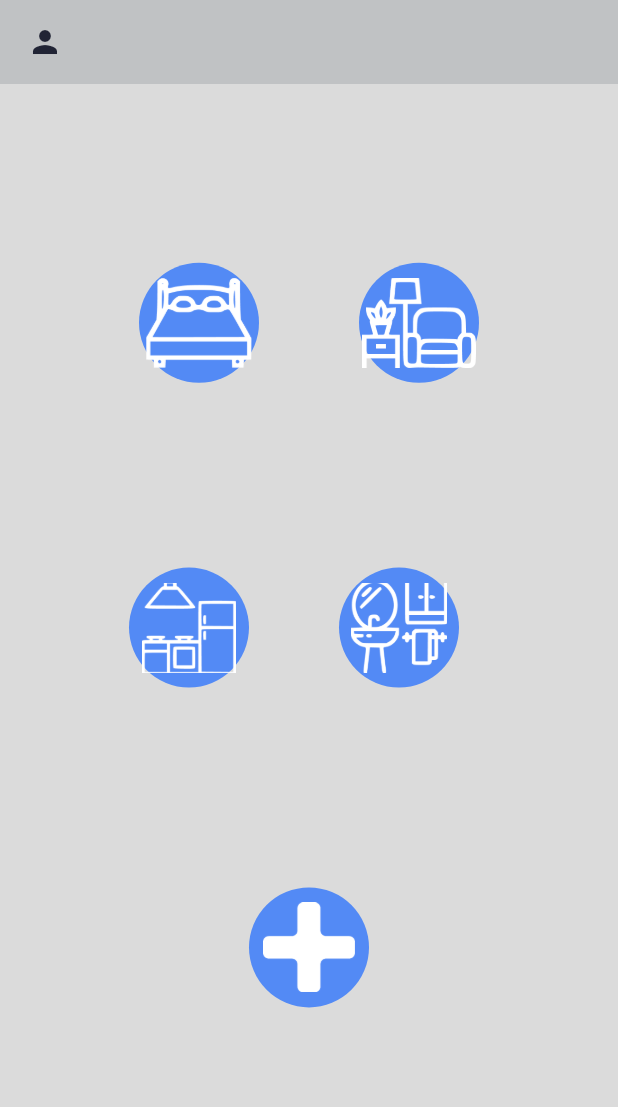
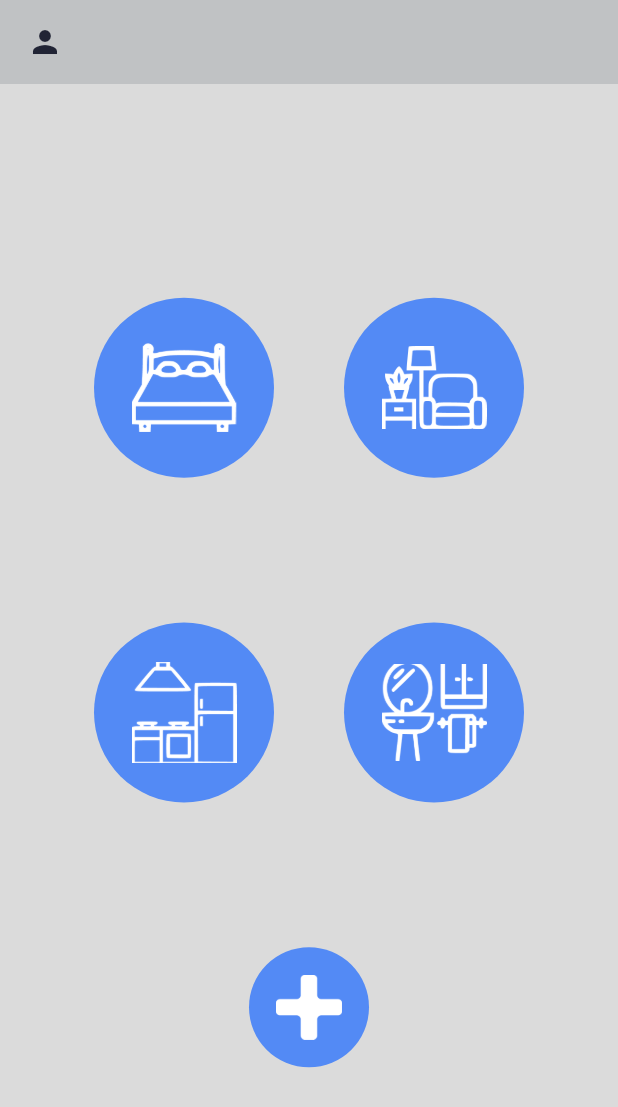
Before and after one commit to Sara-Mirian-Santos/SmartHouse, a Flutter app: the home screen opened directly, on a phone screen of 412 x 824 dp. Shown: the top 1107 px of the screen. Run offline on Flutter 3.47's test engine with Material 3 defaults, Android fonts, the phone set to English and light mode, and no system bars; our stand-ins replace cloud_firestore, firebase_core; accounts and stored records are empty.

Commit message:
Update Home.dart
Navegação das telas prontas

```diff
--- a/smart_house/smart_house/lib/Home.dart
+++ b/smart_house/smart_house/lib/Home.dart
@@ -1,6 +1,11 @@
 ///File download from FlutterViz- Drag and drop a tools. For more details visit https://flutterviz.io/
 
 import 'package:flutter/material.dart';
+import 'package:smart_house/quarto.dart';
+import 'package:smart_house/sala.dart';
+
+import 'banheiro.dart';
+import 'cozinha.dart';
 
 class home extends StatefulWidget {
   const home({super.key});
@@ -39,63 +44,54 @@ class _homeState extends State<home> {
             Padding(
               padding: EdgeInsets.fromLTRB(0, 30, 0, 0),
               child:
-                  Container(
-                    margin: EdgeInsets.all(0),
-                    padding: EdgeInsets.all(0),
-                    width: 300,
-                    height: 100,
-                    decoration: BoxDecoration(
-                      color: Color(0x00ffffff),
-                      shape: BoxShape.rectangle,
-                      borderRadius: BorderRadius.zero,
-                    ),
-                    child: Row(
+                    Row(
                       mainAxisAlignment: MainAxisAlignment.spaceEvenly,
                       crossAxisAlignment: CrossAxisAlignment.center,
                       mainAxisSize: MainAxisSize.max,
                       children: [
-                        Padding(
-                          padding: EdgeInsets.symmetric(
-                              vertical: 10, horizontal: 20),
-                          child:
                             Container(
-                              width: 100,
-                              height: 100,
+                              width: 120,
+                              height: 120,
                               decoration: new BoxDecoration(
                                 color: Color.fromRGBO(83, 138, 245, 100),
                                 shape: BoxShape.circle,
                               ),
                               child: Padding(padding: EdgeInsets.all(10),
-                              child:ImageIcon(
-                                      AssetImage("images/quarto.png"),
-                                      size: 90,
-                                      color: Color(0xffffffff),
+                                child: IconButton(
+                                  icon: ImageIcon(AssetImage("images/quarto.png")),
+                                  iconSize: 70,
+                                  color: Colors.white,
+                                  onPressed: () {
+                                    Navigator.push(
+                                        context,
+                                        MaterialPageRoute(
+                                            builder: (context) => quarto()));
+                                  },
                                   ),
                               ),
                         ),
-
-                        ),
-                        Padding(
-                          padding: EdgeInsets.symmetric(
-                              vertical: 10, horizontal: 20),
-                          child:Container(
-                            width: 100,
-                            height: 100,
+                          Container(
+                            width: 120,
+                            height: 120,
                             decoration: new BoxDecoration(
                               color: Color.fromRGBO(83, 138, 245, 100),
                               shape: BoxShape.circle,
                             ),
                             child: Padding(padding: EdgeInsets.all(10),
-                            child: ImageIcon(
-                            AssetImage("images/sala.png"),
-                            size: 90,
-                            color: Color(0xffffffff),
-                          ),
+                              child: IconButton(
+                                icon: ImageIcon(AssetImage("images/sala.png")),
+                                iconSize: 70,
+                                color: Colors.white,
+                                onPressed: () {
+                                  Navigator.push(
+                                      context,
+                                      MaterialPageRoute(
+                                          builder: (context) => sala()));
+                                },
                               ),
                             ),
                         ),
                       ],
-                    ),
                     ),
                   ),
             Row(
@@ -104,119 +100,72 @@ class _homeState extends State<home> {
               mainAxisSize: MainAxisSize.max,
               children: [
                 Container(
-                  margin: EdgeInsets.fromLTRB(0, 40, 0, 0),
-                  padding: EdgeInsets.all(0),
-                  width: 300,
-                  height: 100,
-                  decoration: BoxDecoration(
-                    color: Color(0x00ffffff),
-                    shape: BoxShape.rectangle,
-                    borderRadius: BorderRadius.zero,
-                  ),
-                  child: Row(
-                    mainAxisAlignment: MainAxisAlignment.start,
-                    crossAxisAlignment: CrossAxisAlignment.center,
-                    mainAxisSize: MainAxisSize.max,
-                    children: [
-                      Padding(
-                        padding:
-                            EdgeInsets.symmetric(vertical: 10, horizontal: 20),
-                        child:Container(
-                        width: 100,
-                        height: 100,
+                  width: 120,
+                  height: 120,
                   decoration: new BoxDecoration(
                     color: Color.fromRGBO(83, 138, 245, 100),
                     shape: BoxShape.circle,
                   ),
                   child: Padding(padding: EdgeInsets.all(10),
-                          child:ImageIcon(
-                          AssetImage("images/cozinha.png"),
-                          size: 90,
-                          color: Color(0xffffffff),
+                    child: IconButton(
+                      icon: ImageIcon(AssetImage("images/cozinha.png")),
+                      iconSize: 70,
+                      color: Colors.white,
+                      onPressed: () {
+                        Navigator.push(
+                            context,
+                            MaterialPageRoute(
+                                builder: (context) => cozinha()));
+                      },
                     ),
                   ),
                 ),
-                      ),
-                      Padding(
-                        padding:
-                            EdgeInsets.symmetric(vertical: 10, horizontal: 20),
-                        child:Container(
-                        width: 100,
-                        height: 100,
+                Container(
+                  width: 120,
+                  height: 120,
                   decoration: new BoxDecoration(
                     color: Color.fromRGBO(83, 138, 245, 100),
                     shape: BoxShape.circle,
                   ),
                   child: Padding(padding: EdgeInsets.all(10),
-                        child:
-                          ImageIcon(
-                          AssetImage("images/banheiro.png"),
-                          size: 90,
-                          color: Color(0xffffffff),
+                    child: IconButton(
+                      icon: ImageIcon(AssetImage("images/banheiro.png")),
+                      iconSize: 70,
+                      color: Colors.white,
+                      onPressed: () {
+                        Navigator.push(
+                            context,
+                            MaterialPageRoute(
+                                builder: (context) => banheiro()));
+                      },
                     ),
-                        ),
-                        )
-                      ),
-                    ],
                   ),
                 ),
               ],
             ),
-            Padding(
-              padding: EdgeInsets.fromLTRB(0, 50, 0, 0),
-              child: Row(
-                mainAxisAlignment: MainAxisAlignment.spaceEvenly,
+            Row(
+              mainAxisAlignment: MainAxisAlignment.center,
               crossAxisAlignment: CrossAxisAlignment.center,
               mainAxisSize: MainAxisSize.max,
               children: [
               Container(
-                    margin: EdgeInsets.all(0),
-                    padding: EdgeInsets.all(0),
-                    width: 300,
-                    height: 100,
-                    decoration: BoxDecoration(
-                      color: Color(0x00ffffff),
-                      shape: BoxShape.rectangle,
-                      borderRadius: BorderRadius.zero,
-                    ),
-                    child: Row(
-                      mainAxisAlignment: MainAxisAlignment.center,
-                      crossAxisAlignment: CrossAxisAlignment.center,
-                      mainAxisSize: MainAxisSize.max,
-                      children: [
-                        Padding(
-                          padding: EdgeInsets.symmetric(
-                              vertical: 10, horizontal: 90),
-                        child:Container(
-                          width: 100,
-                          height: 100,
+              width: 80,
+              height: 80,
               decoration: new BoxDecoration(
                 color: Color.fromRGBO(83, 138, 245, 100),
                 shape: BoxShape.circle,
               ),
               child: Padding(padding: EdgeInsets.all(10),
-                            child: ImageIcon(
-                            AssetImage("images/mais.png"),
-                            size: 50,
-                            color: Color(0xffffffff),
+                child: IconButton(
+                  icon: ImageIcon(AssetImage("images/mais.png")),
+                  iconSize: 50,
+                  color: Colors.white,
+                  onPressed: () {},
                 ),
-                          ),
-
               ),
             ),
               ],
             ),
-                  ),
-                ],
-              ),
-            ),
-            Row(
-              mainAxisAlignment: MainAxisAlignment.start,
-              crossAxisAlignment: CrossAxisAlignment.center,
-              mainAxisSize: MainAxisSize.max,
-              children: [],
-            ),
-
           ],
         ),
       ),
```
Lines whose indentation alone changed are shown as unchanged.
